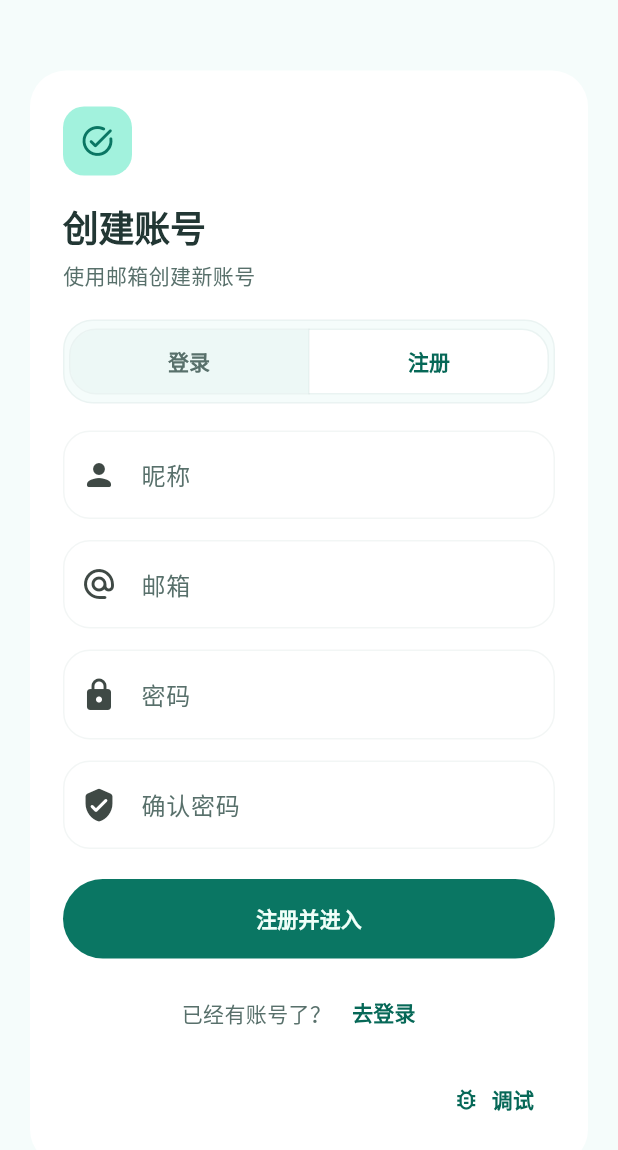
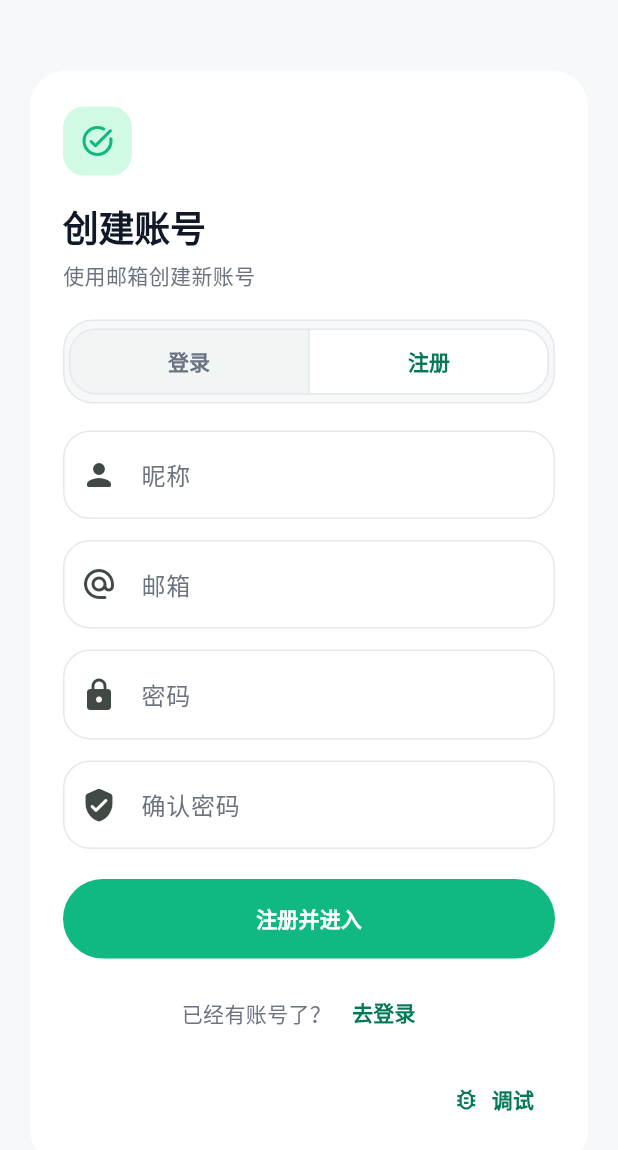
Before and after one commit to kkw-h/Nexdo, a Flutter app: the screen it shows after launch, after a tap on "注册", on a phone screen of 412 x 824 dp. Shown: the top 1150 px of the screen. Run offline on Flutter 3.47's test engine with Material 3 defaults, Android fonts, the light colour scheme and no system bars; our stand-ins replace device_info_plus, flutter_local_notifications, flutter_slidable, flutter_timezone, just_audio, package_info_plus and 4 more; missing offline and left inert: record; accounts and stored records are empty; Roboto replaces fonts that are missing (MiSans).

Commit message:
refactor(theme): remove theme switching scaffolding

```diff
--- a/lib/src/app.dart
+++ b/lib/src/app.dart
@@ -4,48 +4,17 @@ import 'package:flutter_localizations/flutter_localizations.dart';
 import 'core/theme/app_theme.dart';
 import 'features/auth/presentation/auth_gate.dart';
 
-class NexdoApp extends StatefulWidget {
+class NexdoApp extends StatelessWidget {
   const NexdoApp({super.key});
 
   @override
-  State<NexdoApp> createState() => _NexdoAppState();
-}
-
-class _NexdoAppState extends State<NexdoApp> {
-  AppThemeController? _themeController;
-
-  @override
-  void initState() {
-    super.initState();
-    _initializeTheme();
-  }
-
-  Future<void> _initializeTheme() async {
-    final controller = await AppThemeController.create();
-    if (!mounted) {
-      return;
-    }
-    setState(() {
-      _themeController = controller;
-    });
-  }
-
-  @override
   Widget build(BuildContext context) {
-    final controller = _themeController;
-    if (controller == null) {
-      return const MaterialApp(
-        debugShowCheckedModeBanner: false,
-        home: Scaffold(body: Center(child: CircularProgressIndicator())),
-      );
-    }
+    const palette = AppThemeScope.prototypePalette;
 
     return AppThemeScope(
-      controller: controller,
-      child: AnimatedBuilder(
-        animation: controller,
-        builder: (context, _) {
-          final palette = controller.palette;
+      palette: palette,
+      child: Builder(
+        builder: (context) {
           final colorScheme =
               ColorScheme.fromSeed(
                 seedColor: palette.primary,
--- a/lib/src/core/theme/app_theme.dart
+++ b/lib/src/core/theme/app_theme.dart
@@ -1,14 +1,7 @@
-import 'package:flutter/material.dart';
-import 'package:shared_preferences/shared_preferences.dart';
-
-enum AppThemePreset { rational, mist, sky, sand }
+import 'package:flutter/widgets.dart';
 
 class AppThemePalette {
   const AppThemePalette({
-    required this.id,
-    required this.label,
-    required this.description,
-    required this.preview,
     required this.primary,
     required this.primaryDim,
     required this.onPrimary,
@@ -31,10 +24,6 @@ class AppThemePalette {
     required this.heroAvatarForeground,
   });
 
-  final AppThemePreset id;
-  final String label;
-  final String description;
-  final List<Color> preview;
   final Color primary;
   final Color primaryDim;
   final Color onPrimary;
@@ -57,158 +46,42 @@ class AppThemePalette {
   final Color heroAvatarForeground;
 }
 
-class AppThemeController extends ChangeNotifier {
-  AppThemeController._(this._preferences);
+class AppThemeScope extends InheritedWidget {
+  const AppThemeScope({super.key, required this.palette, required super.child});
 
-  static const _storageKey = 'app.theme.preset';
+  static const AppThemePalette prototypePalette = AppThemePalette(
+    primary: Color(0xFF10B981),
+    primaryDim: Color(0xFF059669),
+    onPrimary: Color(0xFFFFFFFF),
+    primaryContainer: Color(0xFFD1FAE5),
+    secondary: Color(0xFF047857),
+    background: Color(0xFFF7F8FA),
+    surface: Color(0xFFFFFFFF),
+    surfaceContainerLow: Color(0xFFF1F5F4),
+    surfaceBright: Color(0xFFFFFFFF),
+    onSurface: Color(0xFF111827),
+    textMuted: Color(0xFF6B7280),
+    outline: Color(0xFFE5E7EB),
+    outlineSoft: Color(0xFFF1F5F4),
+    navIndicator: Color(0xFFD1FAE5),
+    chipBackground: Color(0xFFEFF6F4),
+    chipSelected: Color(0xFFD1FAE5),
+    heroBackground: Color(0xFF10B981),
+    heroMutedText: Color(0xFFE7FFF4),
+    heroAvatarBackground: Color(0xFFE7FFF4),
+    heroAvatarForeground: Color(0xFF047857),
+  );
 
-  static final Map<AppThemePreset, AppThemePalette> palettes = {
-    AppThemePreset.rational: const AppThemePalette(
-      id: AppThemePreset.rational,
-      label: '策展薄荷',
-      description: 'Editorial Mint 标准版，平静、克制、适合长期使用。',
-      preview: [Color(0xFF006C5A), Color(0xFF8CECD3), Color(0xFFF1FBF9)],
-      primary: Color(0xFF006C5A),
-      primaryDim: Color(0xFF005E4F),
-      onPrimary: Color(0xFFE3FFF5),
-      primaryContainer: Color(0xFF8CECD3),
-      secondary: Color(0xFF005E4F),
-      background: Color(0xFFF1FBF9),
-      surface: Color(0xFFFFFFFF),
-      surfaceContainerLow: Color(0xFFE8F7F4),
-      surfaceBright: Color(0xFFF7FFFD),
-      onSurface: Color(0xFF233634),
-      textMuted: Color(0xFF4F6361),
-      outline: Color(0x26A1B6B4),
-      outlineSoft: Color(0xFFE8F7F4),
-      navIndicator: Color(0xFF8CECD3),
-      chipBackground: Color(0xFFD1E7E4),
-      chipSelected: Color(0xFF8CECD3),
-      heroBackground: Color(0xFF006C5A),
-      heroMutedText: Color(0xFFCDEFE7),
-      heroAvatarBackground: Color(0xFFF7FFFD),
-      heroAvatarForeground: Color(0xFF006C5A),
-    ),
-    AppThemePreset.mist: const AppThemePalette(
-      id: AppThemePreset.mist,
-      label: '晨雾薄荷',
-      description: '更轻、更亮的 frosted 版本，页面呼吸感更强。',
-      preview: [Color(0xFF0A7663), Color(0xFFA2F2DD), Color(0xFFF5FCFB)],
-      primary: Color(0xFF0A7663),
-      primaryDim: Color(0xFF066857),
-      onPrimary: Color(0xFFF0FFF9),
-      primaryContainer: Color(0xFFA2F2DD),
-      secondary: Color(0xFF066857),
-      background: Color(0xFFF5FCFB),
-      surface: Color(0xFFFFFFFF),
-      surfaceContainerLow: Color(0xFFEDF8F6),
-      surfaceBright: Color(0xFFFBFEFE),
-      onSurface: Color(0xFF223734),
-      textMuted: Color(0xFF58706B),
-      outline: Color(0x26ABC0BC),
-      outlineSoft: Color(0xFFEDF8F6),
-      navIndicator: Color(0xFFA2F2DD),
-      chipBackground: Color(0xFFD9ECE8),
-      chipSelected: Color(0xFFA2F2DD),
-      heroBackground: Color(0xFF0A7663),
-      heroMutedText: Color(0xFFD7F1EA),
-      heroAvatarBackground: Color(0xFFFBFEFE),
-      heroAvatarForeground: Color(0xFF0A7663),
-    ),
-    AppThemePreset.sky: const AppThemePalette(
-      id: AppThemePreset.sky,
-      label: '青岚薄荷',
-      description: '更偏青蓝一点的植物薄荷，信息感更清晰。',
-      preview: [Color(0xFF0C6F68), Color(0xFF8DE4E0), Color(0xFFF0FBFA)],
-      primary: Color(0xFF0C6F68),
-      primaryDim: Color(0xFF095F59),
-      onPrimary: Color(0xFFE8FFFD),
-      primaryContainer: Color(0xFF8DE4E0),
-      secondary: Color(0xFF095F59),
-      background: Color(0xFFF0FBFA),
-      surface: Color(0xFFFFFFFF),
-      surfaceContainerLow: Color(0xFFE6F6F4),
-      surfaceBright: Color(0xFFF7FDFC),
-      onSurface: Color(0xFF213937),
-      textMuted: Color(0xFF4D6765),
-      outline: Color(0x269EB8B4),
-      outlineSoft: Color(0xFFE6F6F4),
-      navIndicator: Color(0xFF8DE4E0),
-      chipBackground: Color(0xFFD3E9E6),
-      chipSelected: Color(0xFF8DE4E0),
-      heroBackground: Color(0xFF0C6F68),
-      heroMutedText: Color(0xFFD2EFED),
-      heroAvatarBackground: Color(0xFFF7FDFC),
-      heroAvatarForeground: Color(0xFF0C6F68),
-    ),
-    AppThemePreset.sand: const AppThemePalette(
-      id: AppThemePreset.sand,
-      label: '琥珀薄荷',
-      description: '保留薄荷底色，加入更温暖的编辑感点缀。',
-      preview: [Color(0xFF006C5A), Color(0xFFFDB64B), Color(0xFFF6FBF8)],
-      primary: Color(0xFF006C5A),
-      primaryDim: Color(0xFF005C4D),
-      onPrimary: Color(0xFFE3FFF5),
-      primaryContainer: Color(0xFF97E8D3),
-      secondary: Color(0xFF005C4D),
-      background: Color(0xFFF6FBF8),
-      surface: Color(0xFFFFFFFF),
-      surfaceContainerLow: Color(0xFFEAF7F2),
-      surfaceBright: Color(0xFFFBFEFC),
-      onSurface: Color(0xFF243733),
-      textMuted: Color(0xFF556764),
-      outline: Color(0x26A6B9B1),
-      outlineSoft: Color(0xFFEAF7F2),
-      navIndicator: Color(0xFFDDEDD2),
-      chipBackground: Color(0xFFD8E8E1),
-      chipSelected: Color(0xFF97E8D3),
-      heroBackground: Color(0xFF006C5A),
-      heroMutedText: Color(0xFFE8D7A9),
-      heroAvatarBackground: Color(0xFFFFF4D8),
-      heroAvatarForeground: Color(0xFF8C5A00),
-    ),
-  };
+  final AppThemePalette palette;
 
-  final SharedPreferences _preferences;
-  AppThemePreset _preset = AppThemePreset.mist;
-
-  AppThemePreset get preset => _preset;
-  AppThemePalette get palette => palettes[_preset]!;
-
-  static Future<AppThemeController> create() async {
-    final preferences = await SharedPreferences.getInstance();
-    final controller = AppThemeController._(preferences);
-    controller._restore();
-    return controller;
+  static AppThemeScope of(BuildContext context) {
+    final scope = context.dependOnInheritedWidgetOfExactType<AppThemeScope>();
+    assert(scope != null, 'AppThemeScope not found in context');
+    return scope!;
   }
 
-  void _restore() {
-    final raw = _preferences.getString(_storageKey);
-    _preset = raw == AppThemePreset.mist.name
-        ? AppThemePreset.mist
-        : AppThemePreset.mist;
-  }
-
-  Future<void> updatePreset(AppThemePreset preset) async {
-    if (_preset == preset) {
-      return;
-    }
-    _preset = preset;
-    await _preferences.setString(_storageKey, preset.name);
-    notifyListeners();
+  @override
+  bool updateShouldNotify(AppThemeScope oldWidget) {
+    return oldWidget.palette != palette;
   }
 }
-
-class AppThemeScope extends InheritedNotifier<AppThemeController> {
-  const AppThemeScope({
-    super.key,
-    required AppThemeController controller,
-    required super.child,
-  }) : super(notifier: controller);
-
-  static AppThemeController of(BuildContext context) {
-    final scope = context.dependOnInheritedWidgetOfExactType<AppThemeScope>();
-    assert(scope != null, 'AppThemeScope not found in context');
-    return scope!.notifier!;
-  }
-}
```
